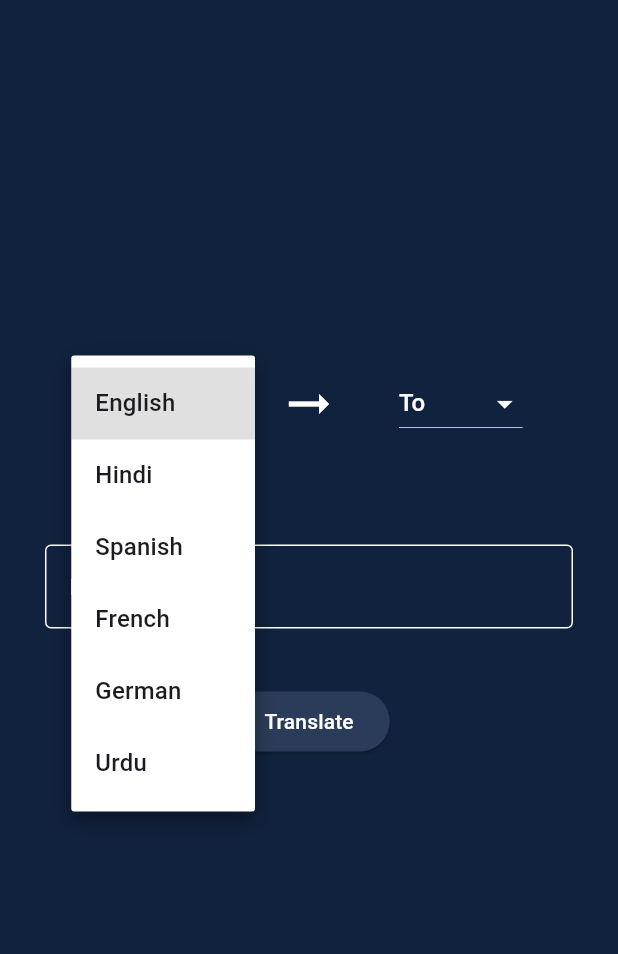
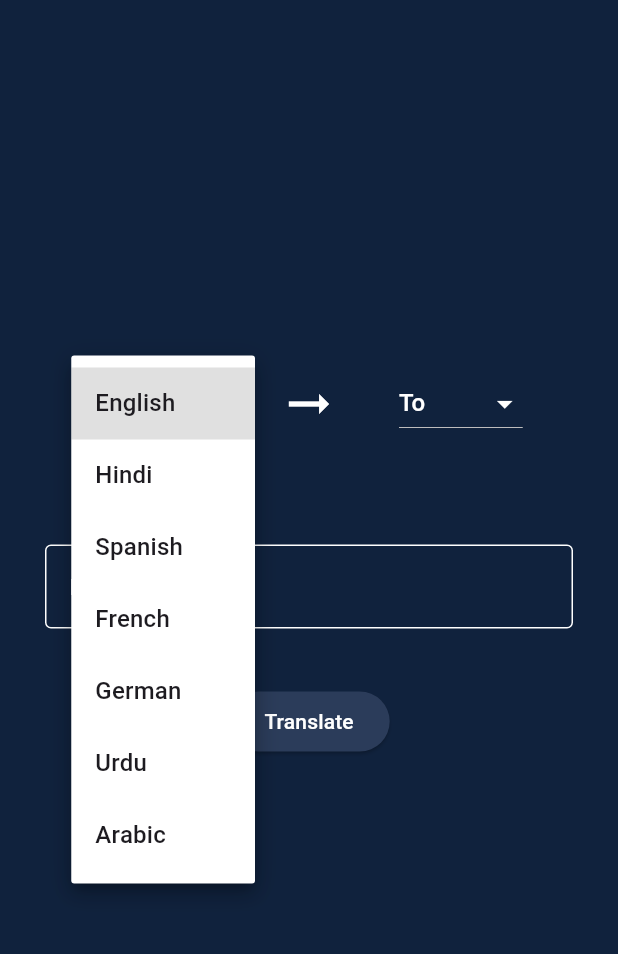
Before and after one commit to Shirhabeel/lang-translator, a Flutter app: the screen it shows after launch, after a tap on "From", on a phone screen of 412 x 824 dp, the part 63-1017 px from its top. Run offline on Flutter 3.47's test engine with Material 3 defaults, Android fonts, the phone set to English and light mode, and no system bars; missing offline and left inert: translator.

Commit message:
Add Arabic language support and update package versions

```diff
--- a/lib/language_translation.dart
+++ b/lib/language_translation.dart
@@ -10,7 +10,15 @@ class LanguageTranslationPage extends StatefulWidget {
 }
 
 class _LanguageTranslationPageState extends State<LanguageTranslationPage> {
-  var languages = ['English', 'Hindi', 'Spanish', 'French', 'German', 'Urdu'];
+  var languages = [
+    'English',
+    'Hindi',
+    'Spanish',
+    'French',
+    'German',
+    'Urdu',
+    'Arabic'
+  ];
 
   var originLang = 'From';
   var targetLang = 'To';
@@ -47,6 +55,8 @@ class _LanguageTranslationPageState extends State<LanguageTranslationPage> {
       return 'de';
     } else if (language == 'Urdu') {
       return 'ur';
+    } else if (language == 'Arabic') {
+      return 'ar';
     } else {
       return '--';
     }
```
Also changed, not shown: pubspec.lock.
